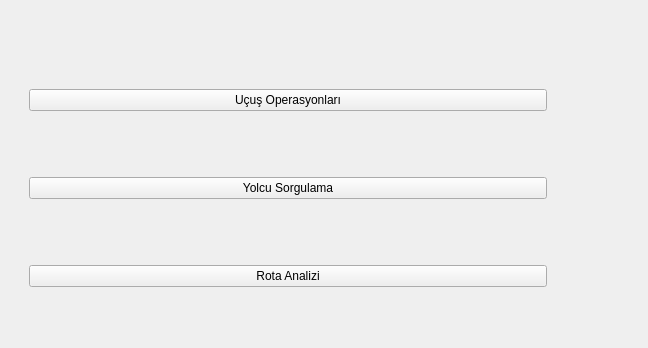
The window that mainwindow.ui (kubrratopcu/Havalimani_Yonetim_Sistemi1) describes before a commit, drawn with Qt 5; both pictures show x 0 to 648 and y 0 to 348 of the 648 by 713 pixel window.
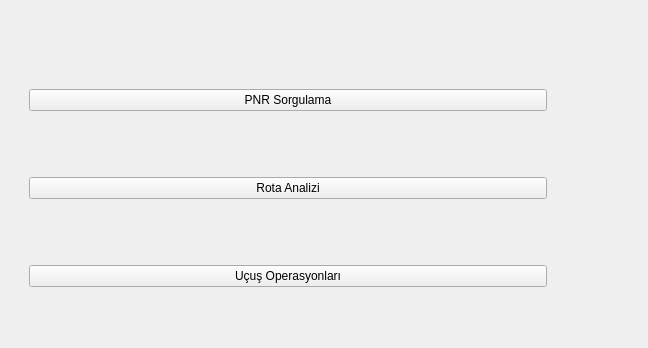
The same window after the commit. The open tabs and pages were chosen to show the change.

Patch:
```diff
--- a/mainwindow.ui
+++ b/mainwindow.ui
@@ -30,24 +30,24 @@
      <item>
       <widget class="QPushButton" name="btnKuleGit">
        <property name="text">
-        <string>Uçuş Operasyonları</string>
+        <string>PNR Sorgulama</string>
        </property>
       </widget>
      </item>
      <item>
       <widget class="QPushButton" name="btnYolcularGit">
        <property name="text">
-        <string>Yolcu Sorgulama</string>
-       </property>
-      </widget>
-     </item>
-     <item>
-      <widget class="QPushButton" name="btnRotaGit">
-       <property name="text">
         <string>Rota Analizi</string>
        </property>
       </widget>
      </item>
+     <item>
+      <widget class="QPushButton" name="btnRotaGit">
+       <property name="text">
+        <string>Uçuş Operasyonları</string>
+       </property>
+      </widget>
+     </item>
     </layout>
    </widget>
    <widget class="QWidget" name="sayfaUcuslar">
```
Left out of the diff: 6 changed lines with no effect on the pictures.
